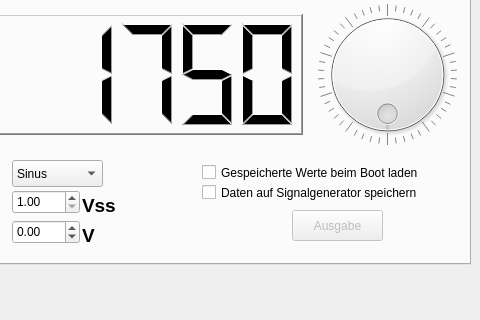
First picture: the form in LabConnect.ui, repository LabConnect/Interface, before the edit; both pictures show x 200 to 680 and y 142 to 462 of the 680 by 462 pixel window.
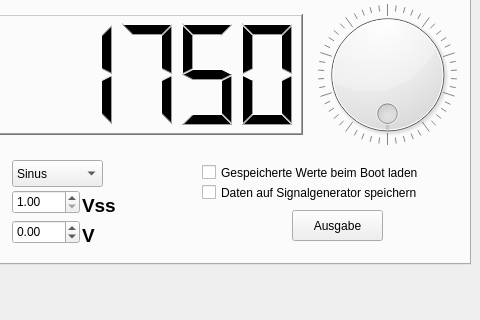
Second picture: the form after the edit. The open tabs and pages were chosen to show the change.

Commit message: add function to save and load values

The edit to the form file:
```diff
--- a/LabConnect.ui
+++ b/LabConnect.ui
@@ -211,7 +211,7 @@
      </widget>
      <widget class="QPushButton" name="commit_button">
       <property name="enabled">
-       <bool>false</bool>
+       <bool>true</bool>
       </property>
       <property name="geometry">
        <rect>
@@ -224,6 +224,9 @@
       <property name="text">
        <string>Ausgabe</string>
       </property>
+      <property name="checkable">
+       <bool>false</bool>
+      </property>
      </widget>
      <widget class="QLabel" name="label">
       <property name="geometry">
```
Left out of the diff: 2 changed lines with no effect on the pictures. The commit also changes 2 other files.
